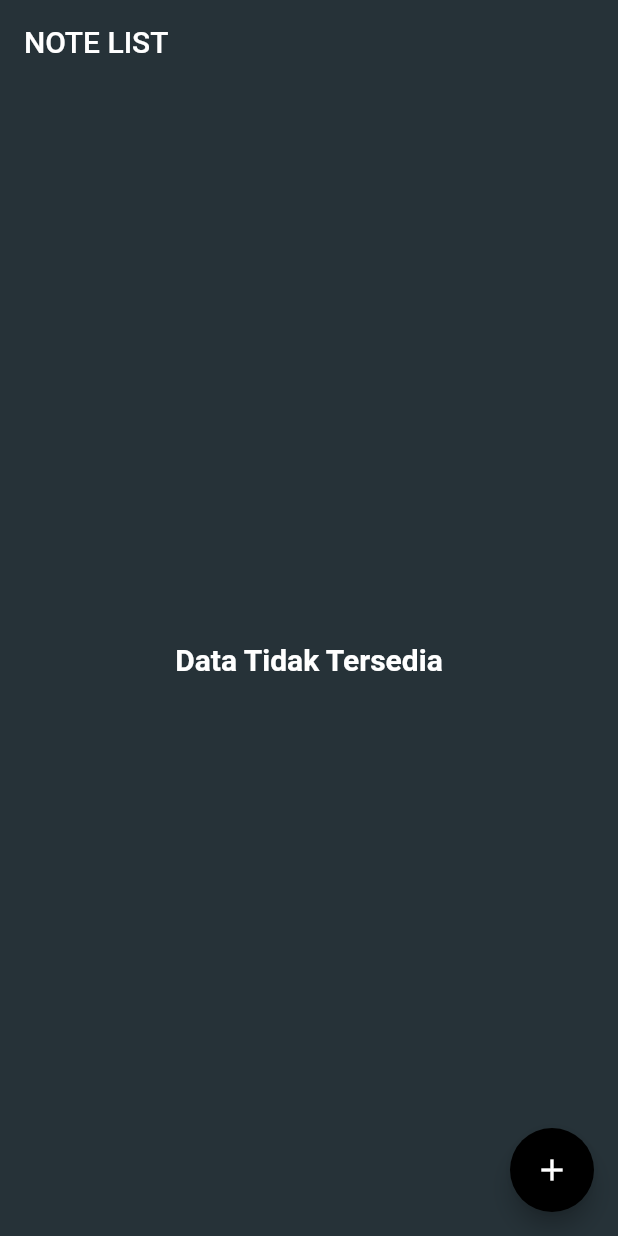
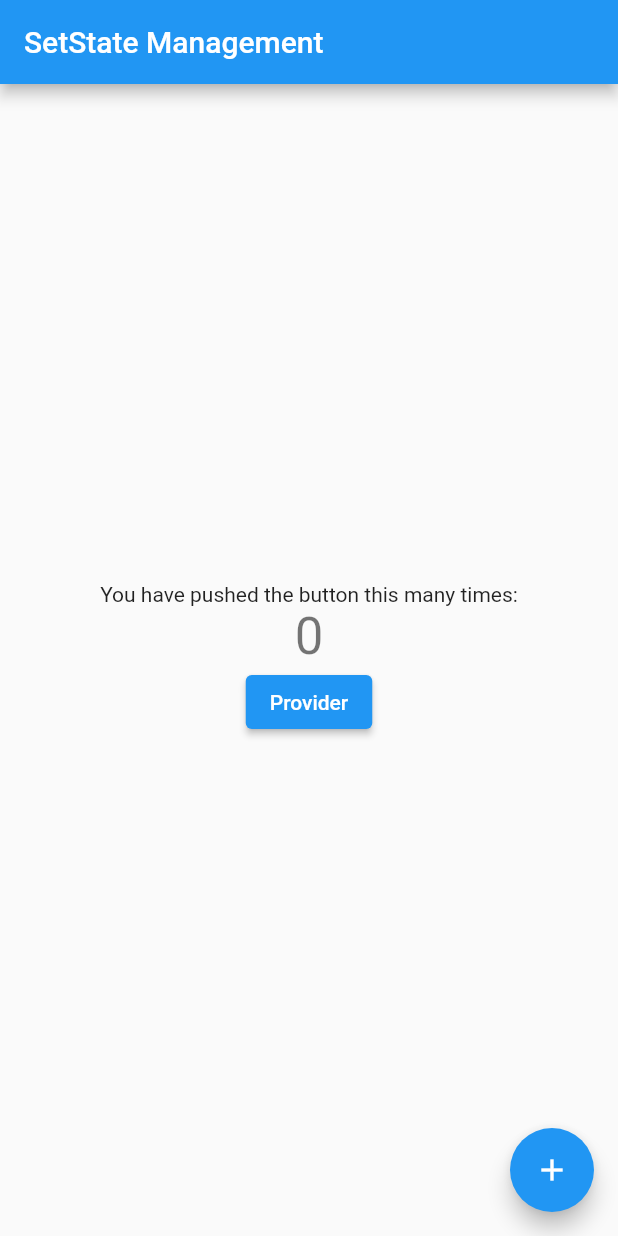
Before and after one commit to Adindadm2/PERTEMUAN12, a Flutter app: the screen it shows after launch, on a phone screen of 412 x 824 dp. Run offline on Flutter 3.47's test engine with Material 2 defaults, Android fonts, the phone set to English and light mode, and no system bars.

Commit message:
Add files via upload

```diff
--- a/flutter_mysql/lib/main.dart
+++ b/flutter_mysql/lib/main.dart
@@ -1,24 +1,90 @@
 import 'package:flutter/material.dart';
-import 'package:flutter_mysql/home.dart';
+import 'package:flutter_mysql/provider_management.dart';
 
-void main() => runApp(App());
+void main() {
+  print("1. main method executed");
+  runApp(const MyApp());
+}
 
-class App extends StatelessWidget {
+class MyApp extends StatelessWidget {
+  const MyApp({super.key});
+
   @override
   Widget build(BuildContext context) {
+    print("2. MyApp widget build");
     return MaterialApp(
-      debugShowCheckedModeBanner: false,
-      // themeMode: ThemeMode.dark,
+      title: 'State Management',
       theme: ThemeData(
-          primaryColor: Colors.black,
-          scaffoldBackgroundColor: Colors.blueGrey.shade900,
-          appBarTheme:
-              AppBarTheme(backgroundColor: Colors.transparent, elevation: 0)),
-      title: 'Flutter + CRUD',
-      initialRoute: '/',
-      routes: {
-        '/': (context) => Home(),
-      },
+        primarySwatch: Colors.blue,
+      ),
+      home: const MyHomePage(title: 'SetState Management'),
     );
   }
 }
+
+class MyHomePage extends StatefulWidget {
+  const MyHomePage({super.key, required this.title});
+  final String title;
+
+  @override
+  State<MyHomePage> createState() {
+    print("3. HomePage state build");
+    return _MyHomePageState();
+  }
+}
+
+class _MyHomePageState extends State<MyHomePage> {
+  int _counter = 0;
+
+  @override
+  void initState() {
+    print("4. Initial state of _HomePage");
+    super.initState();
+  }
+
+  void _incrementCounter() {}
+
+  @override
+  Widget build(BuildContext context) {
+    print("5. Widget build of _HomePage");
+    return Scaffold(
+      appBar: AppBar(
+        title: Text(widget.title),
+      ),
+      body: Center(
+        child: Column(
+          mainAxisAlignment: MainAxisAlignment.center,
+          children: <Widget>[
+            const Text(
+              'You have pushed the button this many times:',
+            ),
+            Text(
+              '$_counter',
+              style: Theme.of(context).textTheme.headlineMedium,
+            ),
+            ElevatedButton(
+              onPressed: () {
+                Navigator.push(
+                  context,
+                  MaterialPageRoute(builder: (context) => ProviderManagement())
+                );
+              },
+              child: Text("Provider")
+            )
+          ],
+        ),
+      ),
+      floatingActionButton: FloatingActionButton(
+        onPressed: () {
+          print("----button pressed----");
+          setState(() {
+            print("6. setState() after button press");
+            _counter++;
+          });
+        },
+        tooltip: 'Increment',
+        child: const Icon(Icons.add),
+      ), // This trailing comma makes auto-formatting nicer for build methods.
+    );
+  }
+}
```
Also changed, not shown: flutter_mysql/lib/provider_counter.dart (added, +11 -0 lines), flutter_mysql/lib/provider_management.dart (added, +50 -0 lines).
